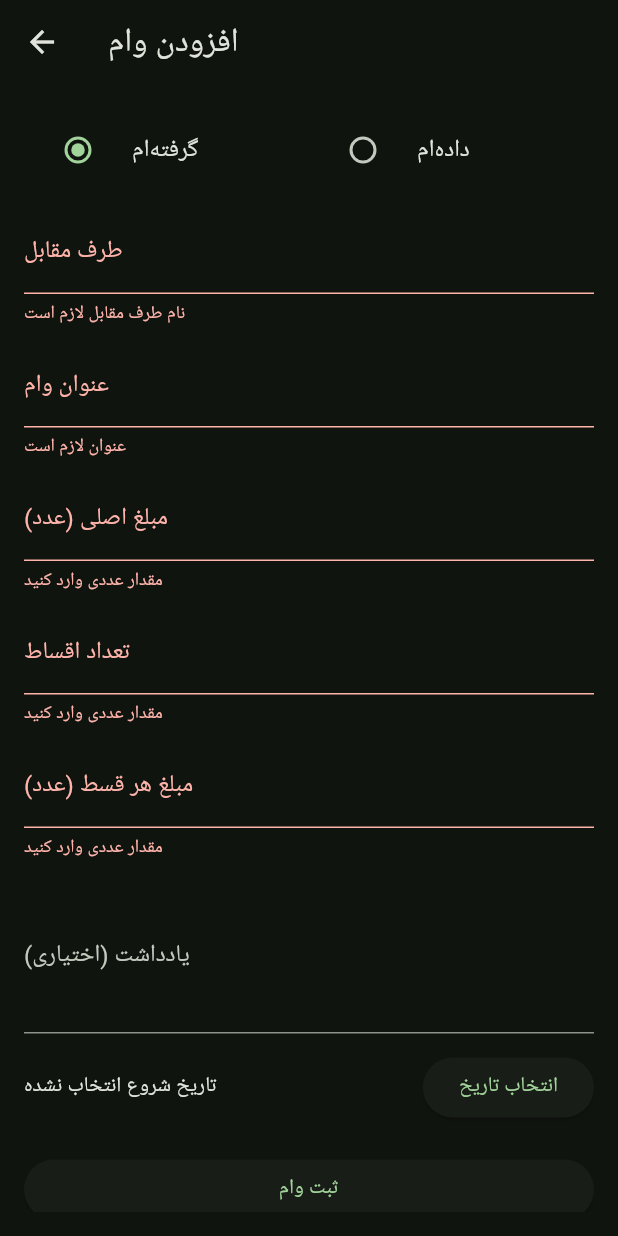
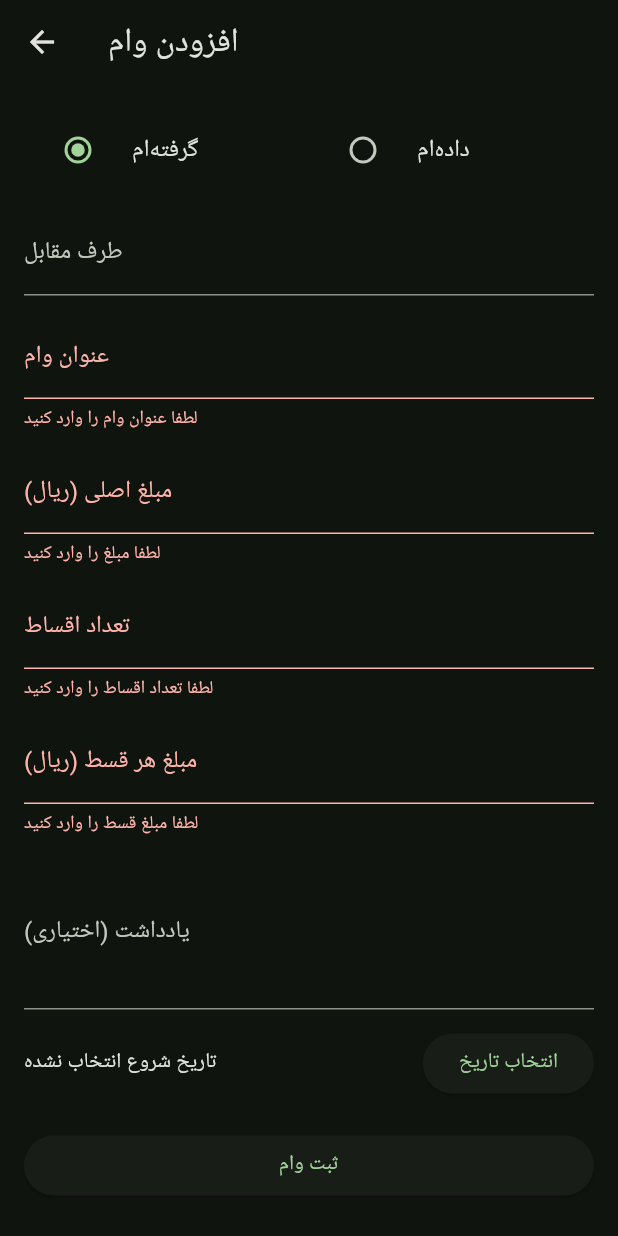
Before and after one commit to tahamoeini/debt_manager, a Flutter app: the AddLoanScreen screen opened directly, after a tap on "ثبت وام", on a phone screen of 412 x 824 dp. Run offline on Flutter 3.47's test engine with Material 3 defaults, Android fonts, the phone set to English and light mode, and no system bars; our stand-ins replace flutter_local_notifications, shamsi_date, sqflite; accounts and stored records are empty.

```diff
--- a/lib/features/loans/screens/add_loan_screen.dart
+++ b/lib/features/loans/screens/add_loan_screen.dart
@@ -173,40 +173,75 @@ class _AddLoanScreenState extends State<AddLoanScreen> {
               const SizedBox(height: 12),
               TextFormField(
                 controller: _counterpartyController,
-                decoration: const InputDecoration(labelText: 'طرف مقابل'),
-                validator: (v) => (v == null || v.trim().isEmpty) ? 'نام طرف مقابل لازم است' : null,
+                decoration: const InputDecoration(
+                  labelText: 'طرف مقابل',
+                  hintText: 'نام شخص یا موسسه',
+                ),
               ),
               const SizedBox(height: 12),
               TextFormField(
                 controller: _titleController,
-                decoration: const InputDecoration(labelText: 'عنوان وام'),
-                validator: (v) => (v == null || v.trim().isEmpty) ? 'عنوان لازم است' : null,
+                decoration: const InputDecoration(
+                  labelText: 'عنوان وام',
+                  hintText: 'مثال: وام خرید خودرو',
+                ),
+                validator: (v) => (v == null || v.trim().isEmpty) ? 'لطفا عنوان وام را وارد کنید' : null,
               ),
               const SizedBox(height: 12),
               TextFormField(
                 controller: _principalController,
-                decoration: const InputDecoration(labelText: 'مبلغ اصلی (عدد)'),
+                decoration: const InputDecoration(
+                  labelText: 'مبلغ اصلی (ریال)',
+                  hintText: 'مثلا: 10000000',
+                ),
                 keyboardType: TextInputType.number,
-                validator: (v) => (v == null || int.tryParse(v.trim()) == null) ? 'مقدار عددی وارد کنید' : null,
+                validator: (v) {
+                  if (v == null || v.trim().isEmpty) return 'لطفا مبلغ را وارد کنید';
+                  final parsed = int.tryParse(v.trim());
+                  if (parsed == null) return 'لطفا عدد معتبر وارد کنید';
+                  if (parsed <= 0) return 'مبلغ باید بیشتر از صفر باشد';
+                  return null;
+                },
               ),
               const SizedBox(height: 12),
               TextFormField(
                 controller: _installmentCountController,
-                decoration: const InputDecoration(labelText: 'تعداد اقساط'),
+                decoration: const InputDecoration(
+                  labelText: 'تعداد اقساط',
+                  hintText: 'مثلا: 12',
+                ),
                 keyboardType: TextInputType.number,
-                validator: (v) => (v == null || int.tryParse(v.trim()) == null) ? 'مقدار عددی وارد کنید' : null,
+                validator: (v) {
+                  if (v == null || v.trim().isEmpty) return 'لطفا تعداد اقساط را وارد کنید';
+                  final parsed = int.tryParse(v.trim());
+                  if (parsed == null) return 'لطفا عدد معتبر وارد کنید';
+                  if (parsed <= 0) return 'تعداد باید حداقل 1 باشد';
+                  return null;
+                },
               ),
               const SizedBox(height: 12),
               TextFormField(
                 controller: _installmentAmountController,
-                decoration: const InputDecoration(labelText: 'مبلغ هر قسط (عدد)'),
+                decoration: const InputDecoration(
+                  labelText: 'مبلغ هر قسط (ریال)',
+                  hintText: 'مثلا: 1000000',
+                ),
                 keyboardType: TextInputType.number,
-                validator: (v) => (v == null || int.tryParse(v.trim()) == null) ? 'مقدار عددی وارد کنید' : null,
+                validator: (v) {
+                  if (v == null || v.trim().isEmpty) return 'لطفا مبلغ قسط را وارد کنید';
+                  final parsed = int.tryParse(v.trim());
+                  if (parsed == null) return 'لطفا عدد معتبر وارد کنید';
+                  if (parsed <= 0) return 'مبلغ باید بیشتر از صفر باشد';
+                  return null;
+                },
               ),
               const SizedBox(height: 12),
               TextFormField(
                 controller: _notesController,
-                decoration: const InputDecoration(labelText: 'یادداشت (اختیاری)'),
+                decoration: const InputDecoration(
+                  labelText: 'یادداشت (اختیاری)',
+                  hintText: 'جزئیات بیشتر درباره وام',
+                ),
                 maxLines: 3,
               ),
               const SizedBox(height: 12),
```
Also changed, not shown: lib/core/utils/format_utils.dart (added, +43 -0 lines), lib/features/loans/screens/home_screen.dart (+8 -15 lines), lib/features/loans/screens/loan_detail_screen.dart (+6 -23 lines), lib/features/loans/screens/loans_list_screen.dart (+8 -22 lines), lib/features/reports/screens/reports_screen.dart (+5 -14 lines).
